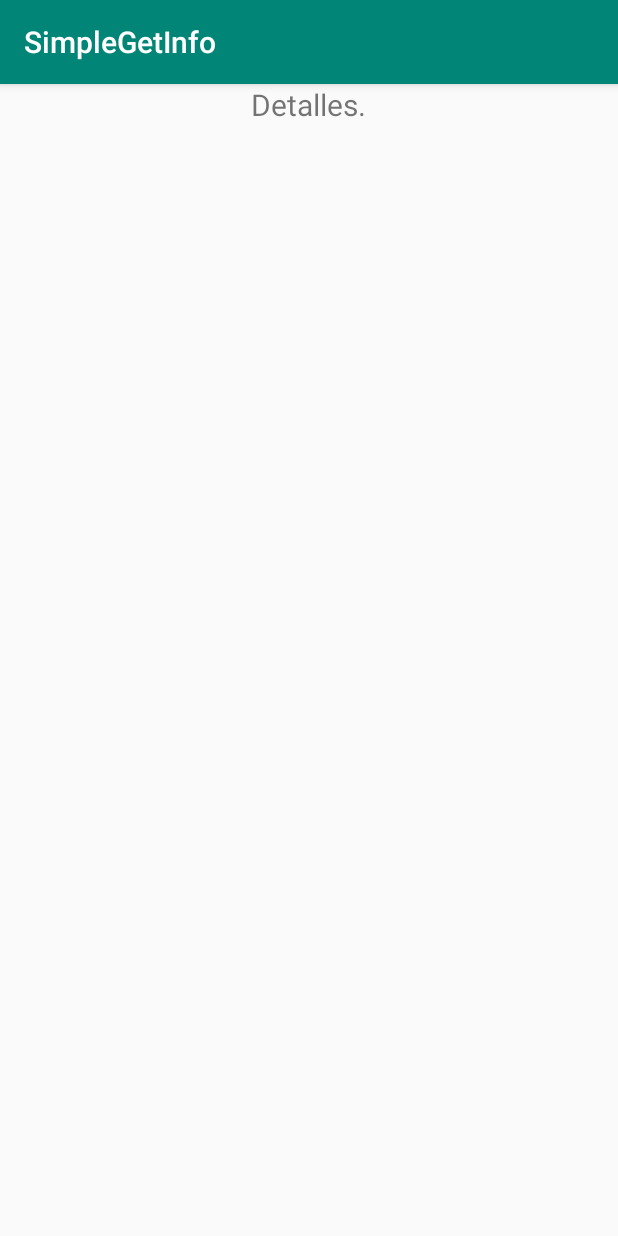
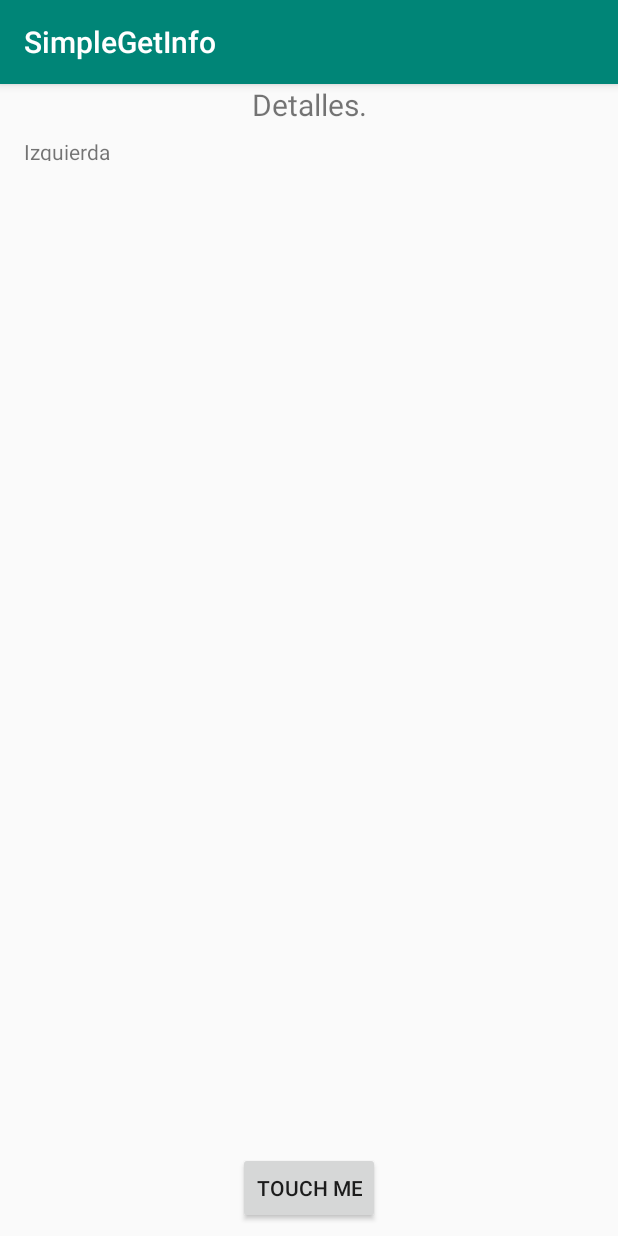
Before and after one commit to yiperu/InterestingExamplesKotlin, an Android app: the DetailActivity screen opened directly, with no data from a screen before it, on a phone screen of 412 x 824 dp. Run offline under Robolectric (Android 15) with nearby library versions, the phone set to English and light mode, and no system bars.

Commit message:
Add more details to ShowDataListView

```diff
--- a/ShowDataListView/app/src/main/java/com/example/simplegetinfo/DetailActivity.kt
+++ b/ShowDataListView/app/src/main/java/com/example/simplegetinfo/DetailActivity.kt
@@ -13,5 +13,8 @@ class DetailActivity : AppCompatActivity() {
         if(intent != null && intent.hasExtra("nombre")){
             textView.setText(intent.getStringExtra("nombre"))
         }
+
     }
+
+
 }
--- a/ShowDataListView/app/src/main/res/layout/activity_detail.xml
+++ b/ShowDataListView/app/src/main/res/layout/activity_detail.xml
@@ -1,5 +1,5 @@
 <?xml version="1.0" encoding="utf-8"?>
-<LinearLayout
+<androidx.constraintlayout.widget.ConstraintLayout
         xmlns:android="http://schemas.android.com/apk/res/android"
         xmlns:tools="http://schemas.android.com/tools"
         xmlns:app="http://schemas.android.com/apk/res-auto"
@@ -14,7 +14,49 @@
             android:layout_width="wrap_content"
             android:layout_gravity="center"
             android:layout_height="wrap_content"
-            tools:layout_editor_absoluteY="223dp"
-            tools:layout_editor_absoluteX="200dp"
-            android:id="@+id/textView"/>
-</LinearLayout>
+            android:id="@+id/textView"
+            android:layout_marginStart="8dp"
+            app:layout_constraintStart_toStartOf="parent"
+            android:layout_marginEnd="8dp"
+            app:layout_constraintEnd_toEndOf="parent"
+            app:layout_constraintTop_toTopOf="parent"/>
+
+    <TextView android:layout_width="wrap_content"
+              android:layout_height="16dp"
+              android:text="Izquierda"
+
+              app:layout_constraintStart_toStartOf="parent"
+              android:layout_marginStart="16dp"
+
+              app:layout_constraintTop_toBottomOf="@+id/textView"
+              android:layout_marginTop="8dp"
+    />
+
+    <!--<TextView android:layout_width="wrap_content"-->
+              <!--android:layout_height="wrap_content"-->
+              <!--android:text="Derecha"-->
+
+              <!--app:layout_constraintEnd_toEndOf="parent"-->
+              <!--android:layout_marginEnd="16dp"-->
+
+              <!--app:layout_constraintTop_toBottomOf="@+id/textView"-->
+              <!--android:layout_margintop="8dp"-->
+    <!--/>-->
+
+
+    <Button android:layout_width="wrap_content"
+            android:layout_height="wrap_content"
+
+            android:text="Touch Me"
+
+            app:layout_constraintStart_toStartOf="parent"
+            android:layout_marginStart="8dp"
+
+            app:layout_constraintEnd_toEndOf="parent"
+            android:layout_marginEnd="8dp"
+
+            app:layout_constraintBottom_toBottomOf="parent"
+            android:layout_marginBottom="8dp"
+    />
+
+</androidx.constraintlayout.widget.ConstraintLayout>
```
